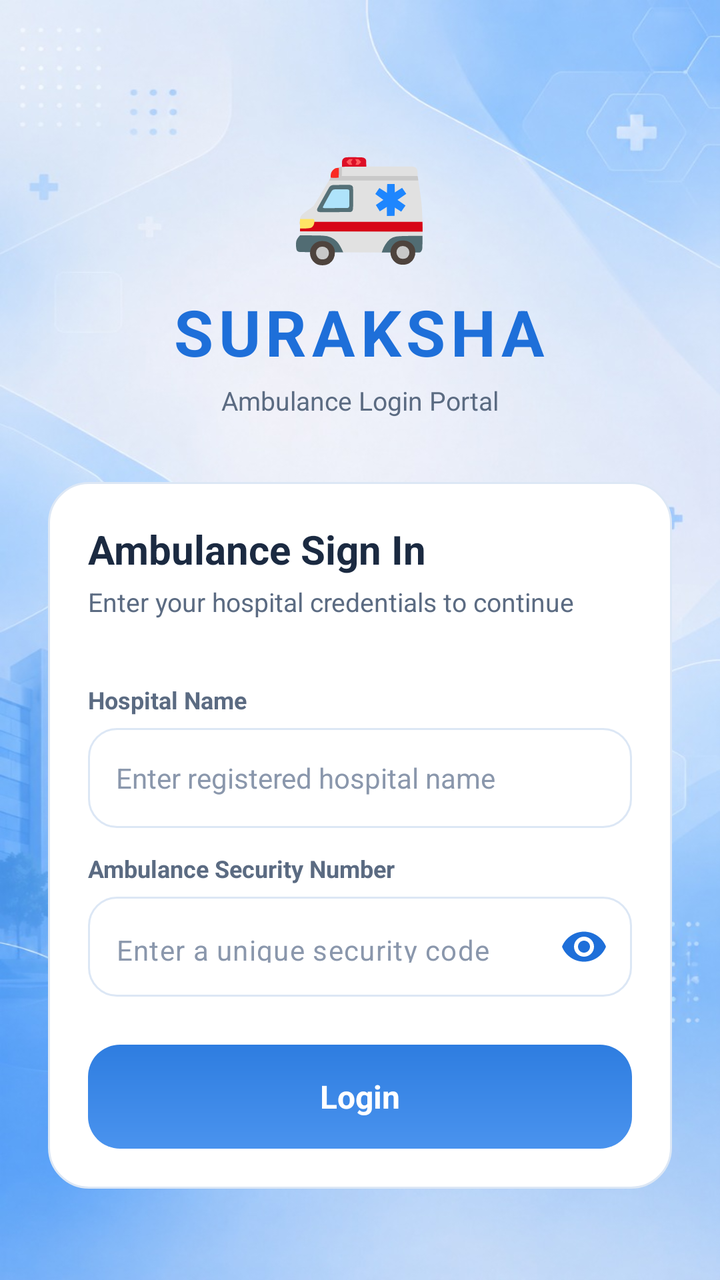
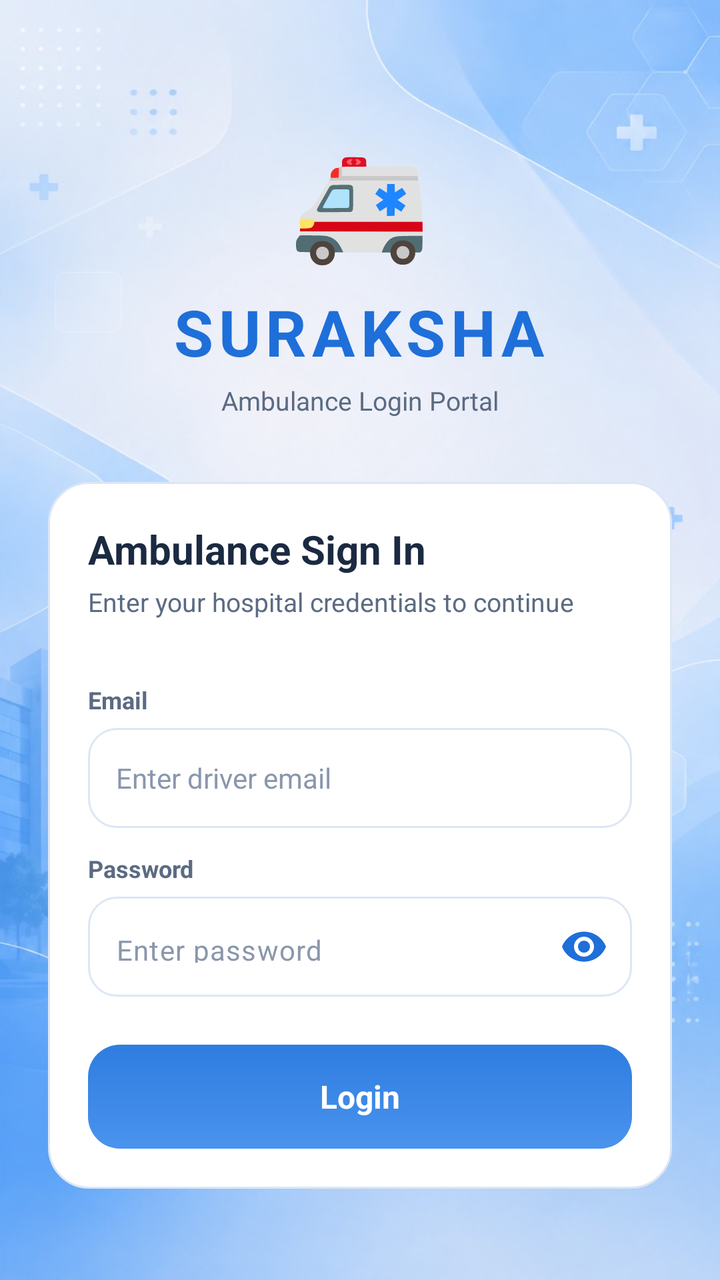

Two renders of the same Android screen: before a commit and after it. Below are the layout's source before the change and the commit's diff.
<!-- AndroidManifest.xml: application theme Theme.Application -->
<!-- res/layout/ambulance_login.xml -->
<?xml version="1.0" encoding="utf-8"?>
<ScrollView xmlns:android="http://schemas.android.com/apk/res/android"
    xmlns:app="http://schemas.android.com/apk/res-auto"
    android:layout_width="match_parent"
    android:layout_height="match_parent"
    android:background="@drawable/apurva"
    android:fillViewport="true"
    android:scrollbars="none">

    <LinearLayout
        android:layout_width="match_parent"
        android:layout_height="wrap_content"
        android:orientation="vertical"
        android:gravity="center_vertical"
        android:paddingStart="24dp"
        android:paddingEnd="24dp"
        android:paddingTop="48dp"
        android:paddingBottom="32dp">

        
        <LinearLayout
            android:layout_width="match_parent"
            android:layout_height="wrap_content"
            android:orientation="vertical"
            android:gravity="center_horizontal"
            android:layout_marginBottom="32dp">

            <TextView
                android:layout_width="wrap_content"
                android:layout_height="wrap_content"
                android:text="🚑"
                android:textSize="56sp"
                android:layout_marginBottom="8dp" />

            <TextView
                android:layout_width="wrap_content"
                android:layout_height="wrap_content"
                android:text="SURAKSHA"
                android:textColor="@color/role_selected"
                android:textSize="32sp"
                android:textStyle="bold"
                android:letterSpacing="0.08" />

            <TextView
                android:layout_width="wrap_content"
                android:layout_height="wrap_content"
                android:layout_marginTop="4dp"
                android:text="Ambulance Login Portal"
                android:textColor="@color/text_secondary"
                android:textSize="13sp" />
        </LinearLayout>

        
        <LinearLayout
            android:id="@+id/loginCard"
            android:layout_width="match_parent"
            android:layout_height="wrap_content"
            android:orientation="vertical"
            android:background="@drawable/bg_card_rounded"
            android:padding="20dp">

            <TextView
                android:layout_width="wrap_content"
                android:layout_height="wrap_content"
                android:text="Ambulance Sign In"
                android:textColor="@color/text_primary"
                android:textSize="20sp"
                android:textStyle="bold"
                android:layout_marginBottom="4dp" />

            <TextView
                android:layout_width="wrap_content"
                android:layout_height="wrap_content"
                android:text="Enter your hospital credentials to continue"
                android:textColor="@color/text_secondary"
                android:textSize="13sp"
                android:layout_marginBottom="20dp" />

            
            <TextView
                style="@style/FieldLabel"
                android:text="Hospital Name" />
            <EditText
                android:id="@+id/inputHospitalName"
                style="@style/FieldInput"
                android:hint="Enter registered hospital name"
                android:inputType="text" />

            
            <TextView
                style="@style/FieldLabel"
                android:text="@string/label_driver_password" />

            <com.google.android.material.textfield.TextInputLayout
                android:layout_width="match_parent"
                android:layout_height="wrap_content"
                app:passwordToggleEnabled="true"
                app:passwordToggleTint="@color/role_selected"
                app:hintEnabled="false">

                <EditText
                    android:id="@+id/inputSecurityNumber"
                    style="@style/FieldInput"
                    android:hint="@string/hint_driver_password"
                    android:inputType="textPassword" />
            </com.google.android.material.textfield.TextInputLayout>

            <View
                android:layout_width="match_parent"
                android:layout_height="24dp" />

            
            <TextView
                android:id="@+id/btnAmbulanceLogin"
                android:layout_width="match_parent"
                android:layout_height="52dp"
                android:background="@drawable/bg_button_primary"
                android:gravity="center"
                android:text="Login"
                android:textColor="@color/white"
                android:textSize="16sp"
                android:textStyle="bold"
                android:clickable="true"
                android:focusable="true" />

        </LinearLayout>

    </LinearLayout>
</ScrollView>
<!-- resources referenced by this layout -->
<resources>
  <color name="role_selected">#1E6FD9</color>
  <color name="text_primary">#1B2A41</color>
  <color name="text_secondary">#5B6B82</color>
  <color name="white">#FFFFFFFF</color>
  <!-- drawable apurva: jpeg bitmap (drawable, 79273 bytes) -->
  <!-- drawable bg_button_primary (drawable) -->
  <?xml version="1.0" encoding="utf-8"?>
  <shape xmlns:android="http://schemas.android.com/apk/res/android">
      <gradient
          android:type="linear"
          android:angle="90"
          android:startColor="#4A93EE"
          android:endColor="#2E7DE0" />
      <corners android:radius="16dp" />
  </shape>
  <!-- drawable bg_card_rounded (drawable) -->
  <?xml version="1.0" encoding="utf-8"?>
  <shape xmlns:android="http://schemas.android.com/apk/res/android">
      <solid android:color="@color/bg_card" />
      <corners android:radius="20dp" />
      <stroke android:width="1dp" android:color="@color/stroke_subtle" />
  </shape>
  <string name="hint_driver_password">Enter a unique security code</string>
  <string name="label_driver_password">Ambulance Security Number</string>
  <style name="FieldInput">
          <item name="android:layout_width">match_parent</item>
          <item name="android:layout_height">50dp</item>
          <item name="android:background">@drawable/bg_input_field</item>
          <item name="android:paddingStart">14dp</item>
          <item name="android:paddingEnd">14dp</item>
          <item name="android:textSize">14sp</item>
          <item name="android:textColor">@color/text_primary</item>
          <item name="android:textColorHint">@color/text_tertiary</item>
      </style>
  <style name="FieldLabel">
      <item name="android:layout_width">wrap_content</item>
      <item name="android:layout_height">wrap_content</item>
      <item name="android:textColor">@color/text_secondary</item>
      <item name="android:textSize">12sp</item>
      <item name="android:textStyle">bold</item>
      <item name="android:layout_marginBottom">6dp</item>
      <item name="android:layout_marginTop">12dp</item>
  </style>
  <style name="Theme.Application" parent="Base.Theme.Application" />
  <color name="bg_card">#FFFFFF</color>
  <color name="stroke_subtle">#DCE7F5</color>
  <!-- drawable bg_input_field (drawable) -->
  <?xml version="1.0" encoding="utf-8"?>
  <shape xmlns:android="http://schemas.android.com/apk/res/android">
      <solid android:color="@color/white" />
      <corners android:radius="14dp" />
      <stroke android:width="1dp" android:color="@color/stroke_subtle" />
  </shape>
  <color name="text_tertiary">#8A97AC</color>
  <style name="Base.Theme.Application" parent="Theme.Material3.DayNight.NoActionBar">
          
          
      </style>
</resources>

<!-- the commit's change to res/layout/ambulance_login.xml (unified diff, before → after) -->
@@ -79,17 +79,17 @@
             
             <TextView
                 style="@style/FieldLabel"
-                android:text="Hospital Name" />
+                android:text="Email" />
             <EditText
-                android:id="@+id/inputHospitalName"
+                android:id="@+id/inputEmail"
                 style="@style/FieldInput"
-                android:hint="Enter registered hospital name"
-                android:inputType="text" />
+                android:hint="Enter driver email"
+                android:inputType="textEmailAddress" />
 
             
             <TextView
                 style="@style/FieldLabel"
-                android:text="@string/label_driver_password" />
+                android:text="Password" />
 
             <com.google.android.material.textfield.TextInputLayout
                 android:layout_width="match_parent"
@@ -99,9 +99,9 @@
                 app:hintEnabled="false">
 
                 <EditText
-                    android:id="@+id/inputSecurityNumber"
+                    android:id="@+id/inputPassword"
                     style="@style/FieldInput"
-                    android:hint="@string/hint_driver_password"
+                    android:hint="Enter password"
                     android:inputType="textPassword" />
             </com.google.android.material.textfield.TextInputLayout>
 
<!-- resource entries referenced after the edit -->
@@ -22,8 +22,6 @@
       <corners android:radius="20dp" />
       <stroke android:width="1dp" android:color="@color/stroke_subtle" />
   </shape>
-  <string name="hint_driver_password">Enter a unique security code</string>
-  <string name="label_driver_password">Ambulance Security Number</string>
   <style name="FieldInput">
           <item name="android:layout_width">match_parent</item>
           <item name="android:layout_height">50dp</item>
